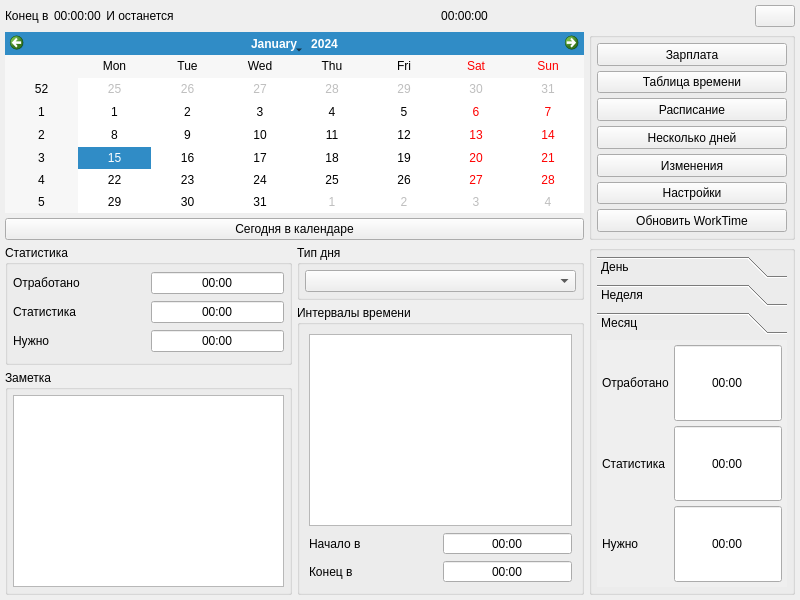
rnikbond/worktime, file src/gui/worktimewindow.ui: the form before one commit.
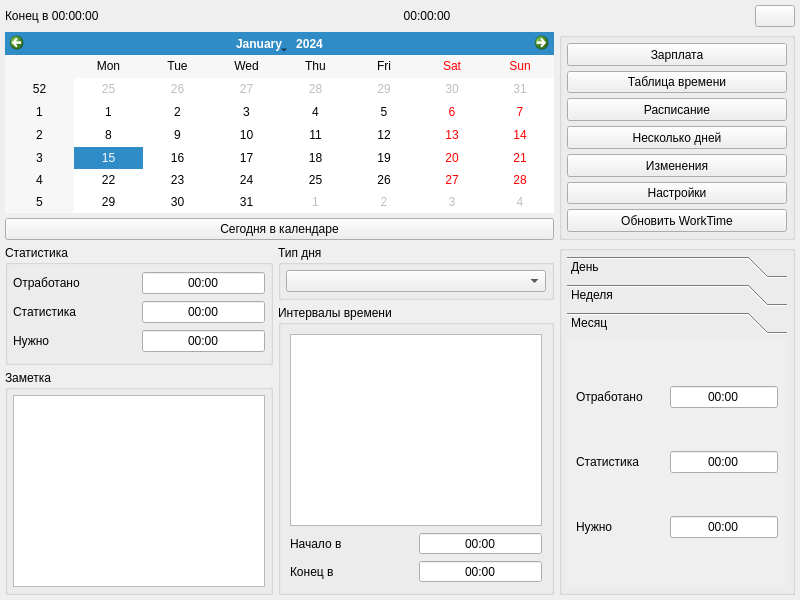
The form after the commit. The open tabs and pages were chosen to show the change.

```diff
--- a/src/gui/worktimewindow.ui
+++ b/src/gui/worktimewindow.ui
@@ -469,16 +469,34 @@
       </property>
       <item>
        <widget class="QToolBox" name="StatisticToolBox">
+        <property name="sizePolicy">
+         <sizepolicy hsizetype="Fixed" vsizetype="Preferred">
+          <horstretch>0</horstretch>
+          <verstretch>0</verstretch>
+         </sizepolicy>
+        </property>
+        <property name="minimumSize">
+         <size>
+          <width>220</width>
+          <height>0</height>
+         </size>
+        </property>
+        <property name="maximumSize">
+         <size>
+          <width>220</width>
+          <height>16777215</height>
+         </size>
+        </property>
         <property name="currentIndex">
-         <number>2</number>
+         <number>0</number>
         </property>
         <widget class="QWidget" name="DayPage">
          <property name="geometry">
           <rect>
            <x>0</x>
            <y>0</y>
-           <width>222</width>
-           <height>186</height>
+           <width>220</width>
+           <height>176</height>
           </rect>
          </property>
          <attribute name="label">
@@ -516,7 +534,7 @@
           <item row="0" column="1">
            <widget class="QLineEdit" name="WorkedDayValue">
             <property name="sizePolicy">
-             <sizepolicy hsizetype="Expanding" vsizetype="Expanding">
+             <sizepolicy hsizetype="Expanding" vsizetype="Fixed">
               <horstretch>0</horstretch>
               <verstretch>0</verstretch>
              </sizepolicy>
@@ -545,7 +563,7 @@
           <item row="1" column="1">
            <widget class="QLineEdit" name="StatisticDayValue">
             <property name="sizePolicy">
-             <sizepolicy hsizetype="Expanding" vsizetype="Expanding">
+             <sizepolicy hsizetype="Expanding" vsizetype="Fixed">
               <horstretch>0</horstretch>
               <verstretch>0</verstretch>
              </sizepolicy>
@@ -574,7 +592,7 @@
           <item row="2" column="1">
            <widget class="QTimeEdit" name="NeedDayValue">
             <property name="sizePolicy">
-             <sizepolicy hsizetype="Minimum" vsizetype="Expanding">
+             <sizepolicy hsizetype="Minimum" vsizetype="Fixed">
               <horstretch>0</horstretch>
               <verstretch>0</verstretch>
              </sizepolicy>
@@ -597,8 +615,8 @@
           <rect>
            <x>0</x>
            <y>0</y>
-           <width>222</width>
-           <height>186</height>
+           <width>220</width>
+           <height>176</height>
           </rect>
          </property>
          <attribute name="label">
@@ -636,7 +654,7 @@
           <item row="0" column="1">
            <widget class="QLineEdit" name="WorkedWeekValue">
             <property name="sizePolicy">
-             <sizepolicy hsizetype="Expanding" vsizetype="Expanding">
+             <sizepolicy hsizetype="Expanding" vsizetype="Fixed">
               <horstretch>0</horstretch>
               <verstretch>0</verstretch>
              </sizepolicy>
@@ -665,7 +683,7 @@
           <item row="1" column="1">
            <widget class="QLineEdit" name="StatisticWeekValue">
             <property name="sizePolicy">
-             <sizepolicy hsizetype="Expanding" vsizetype="Expanding">
+             <sizepolicy hsizetype="Expanding" vsizetype="Fixed">
               <horstretch>0</horstretch>
               <verstretch>0</verstretch>
              </sizepolicy>
@@ -694,7 +712,7 @@
           <item row="2" column="1">
            <widget class="QLineEdit" name="NeedWeekValue">
             <property name="sizePolicy">
-             <sizepolicy hsizetype="Expanding" vsizetype="Expanding">
+             <sizepolicy hsizetype="Expanding" vsizetype="Fixed">
               <horstretch>0</horstretch>
               <verstretch>0</verstretch>
              </sizepolicy>
@@ -714,7 +732,7 @@
           <rect>
            <x>0</x>
            <y>0</y>
-           <width>222</width>
+           <width>220</width>
            <height>176</height>
           </rect>
          </property>
@@ -722,21 +740,6 @@
           <string>Месяц</string>
          </attribute>
          <layout class="QGridLayout" name="gridLayout_6">
-          <property name="leftMargin">
-           <number>5</number>
-          </property>
-          <property name="topMargin">
-           <number>5</number>
-          </property>
-          <property name="rightMargin">
-           <number>5</number>
-          </property>
-          <property name="bottomMargin">
-           <number>5</number>
-          </property>
-          <property name="spacing">
-           <number>5</number>
-          </property>
           <item row="0" column="0">
            <widget class="QLabel" name="WorkedMonthLabel">
             <property name="sizePolicy">
@@ -753,7 +756,7 @@
           <item row="0" column="1">
            <widget class="QLineEdit" name="WorkedMonthValue">
             <property name="sizePolicy">
-             <sizepolicy hsizetype="Expanding" vsizetype="Expanding">
+             <sizepolicy hsizetype="Expanding" vsizetype="Fixed">
               <horstretch>0</horstretch>
               <verstretch>0</verstretch>
              </sizepolicy>
@@ -782,7 +785,7 @@
           <item row="1" column="1">
            <widget class="QLineEdit" name="StatisticMonthValue">
             <property name="sizePolicy">
-             <sizepolicy hsizetype="Expanding" vsizetype="Expanding">
+             <sizepolicy hsizetype="Expanding" vsizetype="Fixed">
               <horstretch>0</horstretch>
               <verstretch>0</verstretch>
              </sizepolicy>
@@ -811,7 +814,7 @@
           <item row="2" column="1">
            <widget class="QLineEdit" name="NeedMonthValue">
             <property name="sizePolicy">
-             <sizepolicy hsizetype="Expanding" vsizetype="Expanding">
+             <sizepolicy hsizetype="Expanding" vsizetype="Fixed">
               <horstretch>0</horstretch>
               <verstretch>0</verstretch>
              </sizepolicy>
@@ -835,25 +838,6 @@
     <layout class="QHBoxLayout" name="horizontalLayout_4">
      <item>
       <layout class="QHBoxLayout" name="horizontalLayout_3">
-       <item>
-        <widget class="QLabel" name="EsapeLabel">
-         <property name="sizePolicy">
-          <sizepolicy hsizetype="Minimum" vsizetype="Minimum">
-           <horstretch>0</horstretch>
-           <verstretch>0</verstretch>
-          </sizepolicy>
-         </property>
-         <property name="maximumSize">
-          <size>
-           <width>16777215</width>
-           <height>25</height>
-          </size>
-         </property>
-         <property name="text">
-          <string>Конец в</string>
-         </property>
-        </widget>
-       </item>
        <item>
         <widget class="QLabel" name="EscapeValue">
          <property name="sizePolicy">
@@ -869,29 +853,7 @@
           </size>
          </property>
          <property name="text">
-          <string>00:00:00</string>
-         </property>
-        </widget>
-       </item>
-       <item>
-        <widget class="QLabel" name="EsapeInfo">
-         <property name="sizePolicy">
-          <sizepolicy hsizetype="Minimum" vsizetype="Minimum">
-           <horstretch>0</horstretch>
-           <verstretch>0</verstretch>
-          </sizepolicy>
-         </property>
-         <property name="maximumSize">
-          <size>
-           <width>16777215</width>
-           <height>25</height>
-          </size>
-         </property>
-         <property name="text">
-          <string>И останется</string>
-         </property>
-         <property name="alignment">
-          <set>Qt::AlignCenter</set>
+          <string>Конец в 00:00:00</string>
          </property>
         </widget>
        </item>
```
